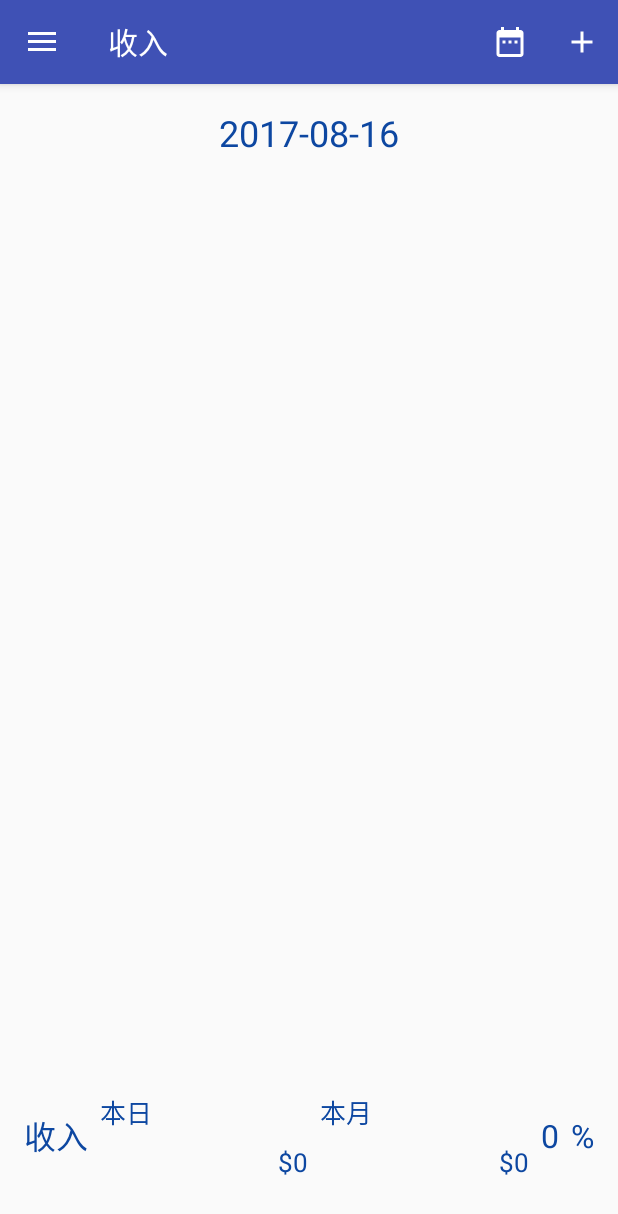
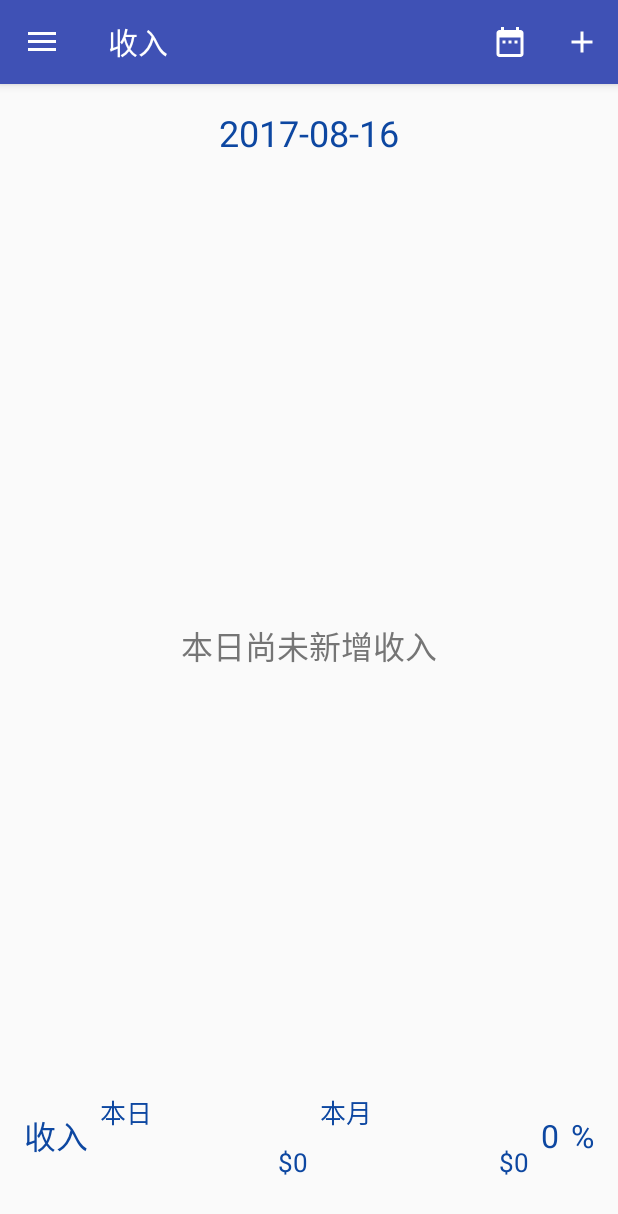
Before and after one commit to ogl4jo3/Accounting, an Android app: the screen it shows after launch (MainActivity), in the side drawer, after a tap on "收入", on a phone screen of 412 x 824 dp. Shown: the top 1214 px of the screen. Run offline under Robolectric (Android 15) with nearby library versions, the phone set to English and light mode, and no system bars.

Commit message:
修改支出、收入無資料時顯示無資料

```diff
--- a/app/src/main/java/ogl4jo3/shaowei/ogl4jo3/accounting/common/expenses/ExpensesFragment.java
+++ b/app/src/main/java/ogl4jo3/shaowei/ogl4jo3/accounting/common/expenses/ExpensesFragment.java
@@ -16,6 +16,11 @@ import android.view.ViewGroup;
 import android.widget.DatePicker;
 import android.widget.TextView;
 
+import java.text.ParseException;
+import java.util.Calendar;
+import java.util.Date;
+import java.util.List;
+
 import ogl4jo3.shaowei.ogl4jo3.accounting.R;
 import ogl4jo3.shaowei.ogl4jo3.accounting.setting.accountmanagement.Account;
 import ogl4jo3.shaowei.ogl4jo3.accounting.setting.accountmanagement.AccountDAO;
@@ -24,11 +29,6 @@ import ogl4jo3.shaowei.ogl4jo3.utility.date.DateUtil;
 import ogl4jo3.shaowei.ogl4jo3.utility.sharedpreferences.SharedPreferencesHelper;
 import ogl4jo3.shaowei.ogl4jo3.utility.sharedpreferences.SharedPreferencesTag;
 import ogl4jo3.shaowei.ogl4jo3.utility.string.StringUtil;
-
-import java.text.ParseException;
-import java.util.Calendar;
-import java.util.Date;
-import java.util.List;
 
 /**
  * A simple {@link Fragment} subclass.
@@ -45,6 +45,7 @@ public class ExpensesFragment extends Fragment {
 	private TextView tvRemainingBudget; //剩餘預算
 	private TextView tvTotalBudget;     //預算總額
 	private TextView tvBudgetPercent;   //預算百分比
+	private TextView tvNoData;  //沒資料時顯示
 	private RecyclerView rvExpensesItem;
 	private RecyclerView.LayoutManager mLayoutManager;
 	private ExpensesAdapter mAdapter;
@@ -185,6 +186,13 @@ public class ExpensesFragment extends Fragment {
 		/*for (int i = 0; i < expensesList.size(); i++) {
 			Log.d(TAG, "after listExpenses(" + i + "): " + expensesList.get(i).toString());
 		}*/
+		if (expensesList.size() <= 0) {//若沒資料時，顯示無資料
+			rvExpensesItem.setVisibility(View.GONE);
+			tvNoData.setVisibility(View.VISIBLE);
+		} else {
+			rvExpensesItem.setVisibility(View.VISIBLE);
+			tvNoData.setVisibility(View.GONE);
+		}
 	}
 
 	/**
@@ -193,6 +201,7 @@ public class ExpensesFragment extends Fragment {
 	 * @param view View
 	 */
 	private void initUI(View view) {
+		tvNoData = (TextView) view.findViewById(R.id.tv_no_data);
 		rvExpensesItem = (RecyclerView) view.findViewById(R.id.rv_expenses_item);
 		tvDate = (TextView) view.findViewById(R.id.tv_date);
 		tvThisDayExpenses = (TextView) view.findViewById(R.id.tv_this_day_expenses);
@@ -257,6 +266,14 @@ public class ExpensesFragment extends Fragment {
 		//更新預算餘額、百分比
 		tvRemainingBudget.setText(StringUtil.toMoneyStr(totalRemainingBudget));
 		tvBudgetPercent.setText(String.valueOf(budgetPercent));
+
+		if (expensesList.size() <= 0) {//若沒資料時，顯示無資料
+			rvExpensesItem.setVisibility(View.GONE);
+			tvNoData.setVisibility(View.VISIBLE);
+		} else {
+			rvExpensesItem.setVisibility(View.VISIBLE);
+			tvNoData.setVisibility(View.GONE);
+		}
 	}
 
 	/**
--- a/app/src/main/java/ogl4jo3/shaowei/ogl4jo3/accounting/common/income/IncomeFragment.java
+++ b/app/src/main/java/ogl4jo3/shaowei/ogl4jo3/accounting/common/income/IncomeFragment.java
@@ -7,7 +7,6 @@ import android.database.sqlite.SQLiteDatabase;
 import android.os.Bundle;
 import android.support.v7.widget.LinearLayoutManager;
 import android.support.v7.widget.RecyclerView;
-import android.util.Log;
 import android.view.LayoutInflater;
 import android.view.Menu;
 import android.view.MenuInflater;
@@ -30,8 +29,6 @@ import ogl4jo3.shaowei.ogl4jo3.utility.sharedpreferences.SharedPreferencesHelper
 import ogl4jo3.shaowei.ogl4jo3.utility.sharedpreferences.SharedPreferencesTag;
 import ogl4jo3.shaowei.ogl4jo3.utility.string.StringUtil;
 
-import static android.content.ContentValues.TAG;
-
 /**
  * A simple {@link Fragment} subclass.
  * Use the {@link IncomeFragment#newInstance} factory method to
@@ -46,7 +43,7 @@ public class IncomeFragment extends Fragment {
 	private TextView tvThisDayIncome;   //本日收入
 	private TextView tvThisMonthIncome; //本月收入
 	private TextView tvIncomePercent;   //收入百分比
-
+	private TextView tvNoData;//沒資料時顯示
 	private RecyclerView rvIncomeItem;
 	private RecyclerView.LayoutManager mLayoutManager;
 	private IncomeAdapter mAdapter;
@@ -175,8 +172,12 @@ public class IncomeFragment extends Fragment {
 	private void initIncomeList() {
 		SQLiteDatabase db = MyDBHelper.getDatabase(getActivity());
 		incomeList = new IncomeDAO(db).getByDate(dateStr);
-		for (int i = 0; i < incomeList.size(); i++) {
-			Log.d(TAG, "after incomeList(" + i + "): " + incomeList.get(i).toString());
+		if (incomeList.size() <= 0) {
+			rvIncomeItem.setVisibility(View.GONE);
+			tvNoData.setVisibility(View.VISIBLE);
+		} else {
+			rvIncomeItem.setVisibility(View.VISIBLE);
+			tvNoData.setVisibility(View.GONE);
 		}
 	}
 
@@ -186,6 +187,7 @@ public class IncomeFragment extends Fragment {
 	 * @param view View
 	 */
 	private void initUI(View view) {
+		tvNoData = (TextView) view.findViewById(R.id.tv_no_data);
 		rvIncomeItem = (RecyclerView) view.findViewById(R.id.rv_income_item);
 		tvDate = (TextView) view.findViewById(R.id.tv_date);
 		tvThisDayIncome = (TextView) view.findViewById(R.id.tv_this_day_income);
@@ -262,6 +264,14 @@ public class IncomeFragment extends Fragment {
 		tvThisMonthIncome.setText(StringUtil.toMoneyStr(thisMonthIncome));
 		//更新收入百分比欄位
 		tvIncomePercent.setText(String.valueOf(incomePercent));
+
+		if (incomeList.size() <= 0) {
+			rvIncomeItem.setVisibility(View.GONE);
+			tvNoData.setVisibility(View.VISIBLE);
+		} else {
+			rvIncomeItem.setVisibility(View.VISIBLE);
+			tvNoData.setVisibility(View.GONE);
+		}
 	}
 
 	/**
--- a/app/src/main/res/layout/fragment_income.xml
+++ b/app/src/main/res/layout/fragment_income.xml
@@ -13,6 +13,19 @@
 		android:layout_weight="1"
 		android:gravity="center_horizontal"
 		tools:text="2017/07/08"/>
+
+
+	<!--TODO:沒資料時顯示-->
+	<TextView
+		android:id="@+id/tv_no_data"
+		style="@style/TextStyle.f4"
+		android:layout_width="match_parent"
+		android:layout_height="0dp"
+		android:layout_weight="6"
+		android:gravity="center"
+		android:text="@string/tv_this_day_no_income"
+		android:textColor="@color/gray_dark"
+		android:visibility="gone"/>
 
 	<android.support.v7.widget.RecyclerView
 		android:id="@+id/rv_income_item"
--- a/app/src/main/res/layout/nav_header_main.xml
+++ b/app/src/main/res/layout/nav_header_main.xml
@@ -24,7 +24,7 @@
 		android:layout_width="match_parent"
 		android:layout_height="wrap_content"
 		android:paddingTop="@dimen/nav_header_vertical_spacing"
-		android:text="Ogl4jo3"
+		android:text="@string/app_name"
 		android:textAppearance="@style/TextAppearance.AppCompat.Body1"/>
 
 	<TextView
--- a/app/src/main/res/values/strings.xml
+++ b/app/src/main/res/values/strings.xml
@@ -1,5 +1,5 @@
 <resources>
-	<string name="app_name">Accounting</string>
+	<string name="app_name">記事本</string>
 
 
 	<!-- 常用按鈕 -->
@@ -38,6 +38,7 @@
 	<string name="str_money">$%1$d</string>
 	<!-- ExpensesFragment 支出 -->
 	<string name="title_expenses">支出</string>
+	<string name="tv_this_day_no_expenses">本日尚未新增支出</string>
 	<string name="tv_this_day_expenses">本日支出</string>
 	<string name="tv_this_month">本月</string>
 	<string name="tv_remaining_budget">剩餘預算</string>
@@ -68,6 +69,7 @@
 
 	<!-- IncomeFragment 收入 -->
 	<string name="title_income">收入</string>
+	<string name="tv_this_day_no_income">本日尚未新增收入</string>
 	<string name="tv_income">收入</string>
 	<string name="tv_this_day">本日</string>
 	<string name="tv_income_percent">%1$d</string>
```
Also changed, not shown: app/src/main/res/layout/fragment_expenses.xml (+12 -9 lines).
